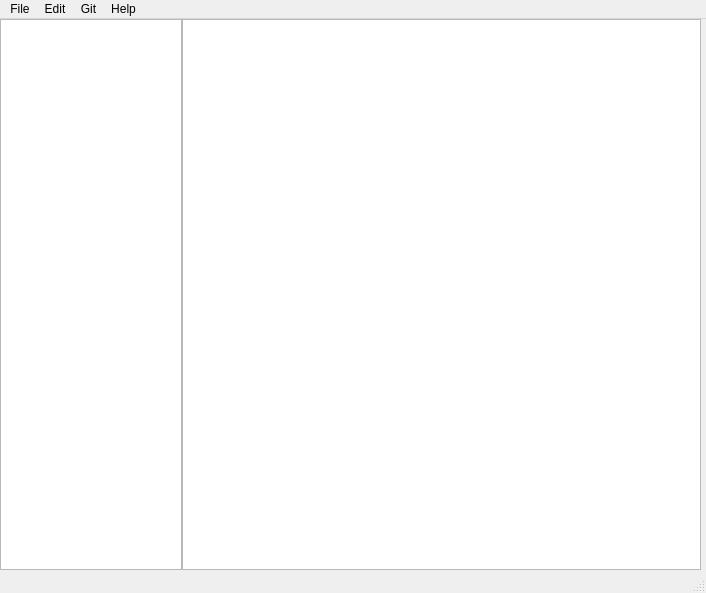
This is textedit/textedit.ui in WilliamGong/gitnote as Qt 5 draws it before an edit. The edited form follows.
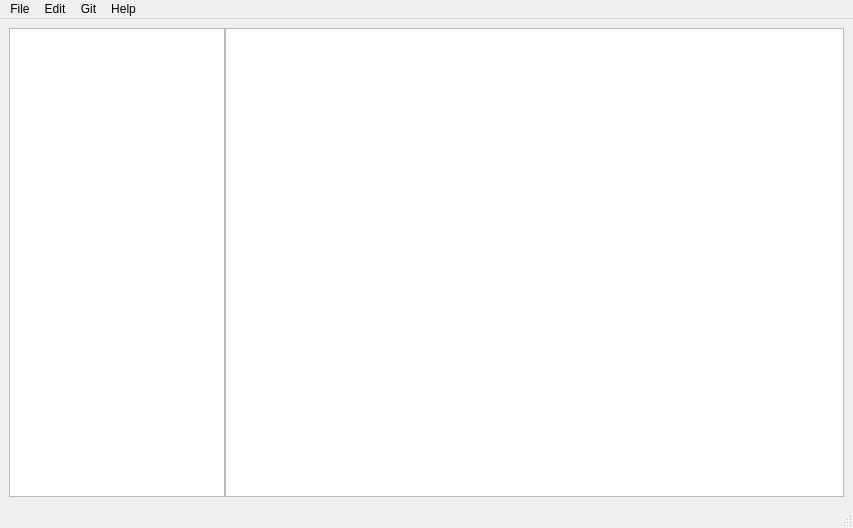
This is the edited form.

Commit message: 实现 textedit 组件自适应

```diff
--- a/textedit/textedit.ui
+++ b/textedit/textedit.ui
@@ -6,23 +6,16 @@
    <rect>
     <x>0</x>
     <y>0</y>
-    <width>706</width>
-    <height>593</height>
+    <width>853</width>
+    <height>528</height>
    </rect>
   </property>
   <property name="windowTitle">
    <string/>
   </property>
   <widget class="QWidget" name="centralwidget">
-   <widget class="QWidget" name="horizontalLayoutWidget">
-    <property name="geometry">
-     <rect>
-      <x>0</x>
-      <y>0</y>
-      <width>701</width>
-      <height>551</height>
-     </rect>
-    </property>
+   <layout class="QGridLayout" name="gridLayout">
+    <item row="0" column="0">
     <layout class="QHBoxLayout" name="horizontalLayout" stretch="7,20">
      <property name="spacing">
       <number>0</number>
@@ -44,15 +37,16 @@
       </widget>
      </item>
     </layout>
-   </widget>
+    </item>
+   </layout>
   </widget>
   <widget class="QMenuBar" name="menubar">
    <property name="geometry">
     <rect>
      <x>0</x>
      <y>0</y>
-     <width>706</width>
-     <height>22</height>
+     <width>853</width>
+     <height>26</height>
     </rect>
    </property>
    <widget class="QMenu" name="menuFile">
```
Lines whose indentation alone changed are shown as unchanged.
